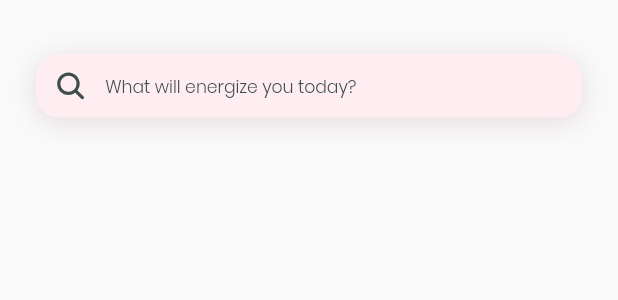
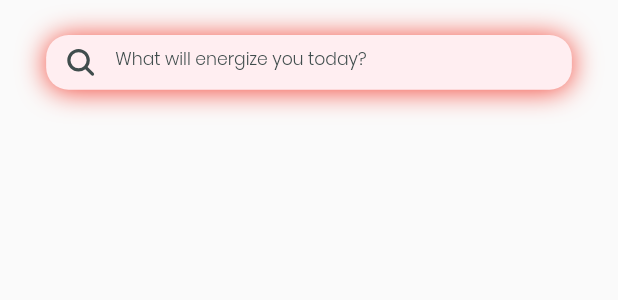
Before and after one commit to mohancnp/mohancnp, a Flutter app: the SearchBar widget shown alone on an empty page, opened directly, on a phone screen of 412 x 824 dp. Shown: the top 300 px of the screen. Run offline on Flutter 3.47's test engine with Material 2 defaults, Android fonts, the light colour scheme and no system bars; our stand-ins replace connectivity_plus, dartz, dio, expandable, feather_icons, flutter_screenutil and 13 more; missing offline and left inert: day_night_time_picker, dio_http_cache, flutter_login_facebook; accounts and stored records are empty; project files that could hold a hidden picture were left out.

Commit message:
input design padding size

```diff
--- a/lib/screens/contents/homecontent/searchbar.dart
+++ b/lib/screens/contents/homecontent/searchbar.dart
@@ -10,23 +10,17 @@ class SearchBar extends StatelessWidget {
   Widget build(BuildContext context) {
     double screenwidth = MediaQuery.of(context).size.width;
     return Container(
-        //    height: 42,
-        height: screenwidth * 0.1021,
-        margin: EdgeInsets.only(
-            //      top: 23,
-            top: screenwidth * 0.0879,
-            left: screenwidth * 0.0583,
-            right: screenwidth * 0.0583),
+        height: 36.h,
+        margin: EdgeInsets.only(top: 23.h, left: 28.w, right: 28.w),
         width: screenwidth,
-        clipBehavior: Clip.none,
         decoration: BoxDecoration(
             color: Color(0xffFFEEF1),
             borderRadius: BorderRadius.all(Radius.circular(15)),
             boxShadow: [
               BoxShadow(
-                  color: Color(0x24550E1C),
-                  // color: Colors.red,
-                  offset: Offset(0, 3.r),
+//                  color: Color(0x24550E1C),
+                  color: Colors.red,
+                  offset: Offset(0, 1),
                   blurRadius: 15.r)
             ]),
         child: Row(crossAxisAlignment: CrossAxisAlignment.center, children: [
```
Also changed, not shown: lib/screens/base/home.dart (+2 -19 lines), lib/screens/contents/homecontent/tophomegreeting.dart (+10 -16 lines), assets/images/cartadd_plain.svg (added).
